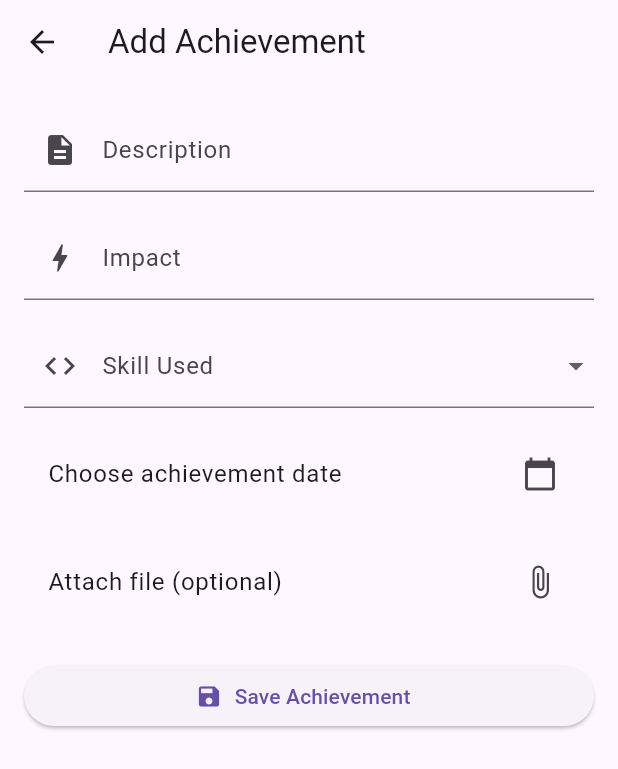
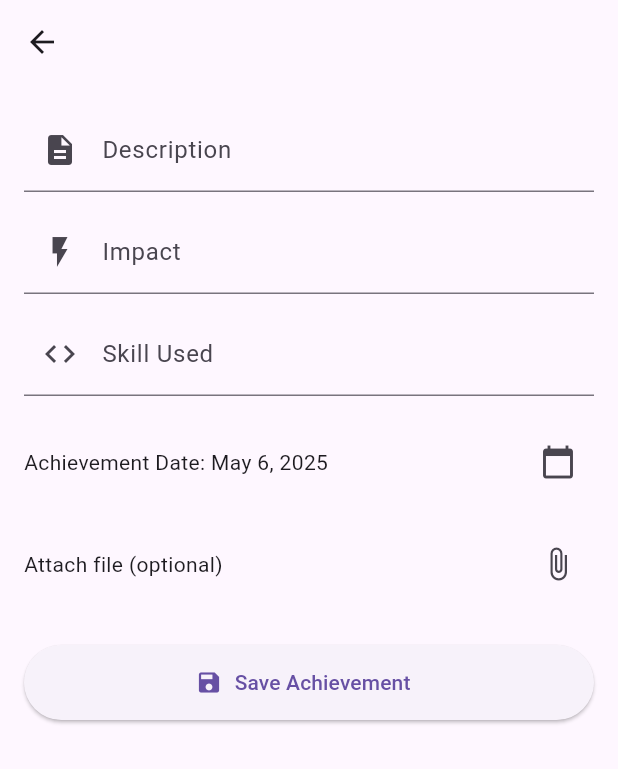
Before and after one commit to phn3191/pro-portfolio-tracker-frontend, a Flutter app: the screen it shows after launch, after a tap on "Add Achievement", on a phone screen of 412 x 824 dp. Shown: the top 769 px of the screen. Run offline on Flutter 3.47's test engine with Material 3 defaults, Android fonts, the light colour scheme and no system bars; our stand-ins replace file_picker; network calls fail.

Commit message:
Fix AddAchievementScreen and update Dashboard navigation

```diff
--- a/frontend/lib/screens/add_achievement_screen.dart
+++ b/frontend/lib/screens/add_achievement_screen.dart
@@ -1,38 +1,28 @@
 import 'package:flutter/material.dart';
+import 'package:intl/intl.dart';
 import 'package:file_picker/file_picker.dart';
-import '../models/achievement.dart';
-import '../services/achievement_service.dart';
-import 'dart:io';
 
 class AddAchievementScreen extends StatefulWidget {
-  const AddAchievementScreen({super.key});
-
   @override
-  State<AddAchievementScreen> createState() => _AddAchievementScreenState();
+  _AddAchievementScreenState createState() => _AddAchievementScreenState();
 }
 
 class _AddAchievementScreenState extends State<AddAchievementScreen> {
-  final _formKey = GlobalKey<FormState>();
   final _descriptionController = TextEditingController();
   final _impactController = TextEditingController();
-  String? _selectedSkill;
-  DateTime? _selectedDate;
-  File? _selectedFile;
+  final _skillController = TextEditingController();
+  final List<String> _skillTags = [];
 
-  final AchievementService _service = AchievementService();
-  bool _isSubmitting = false;
+  DateTime _selectedDate = DateTime.now();
+  String? _pickedFileName;
 
-  List<String> skillOptions = ['Go', 'Flutter', 'SQL', 'Python', 'JavaScript'];
-
-  Future<void> _pickDate() async {
-    final now = DateTime.now();
-    final picked = await showDatePicker(
+  void _pickDate() async {
+    final DateTime? picked = await showDatePicker(
       context: context,
-      initialDate: now,
-      firstDate: DateTime(now.year - 5),
-      lastDate: now,
+      initialDate: _selectedDate,
+      firstDate: DateTime(2000),
+      lastDate: DateTime.now(),
     );
-
     if (picked != null) {
       setState(() {
         _selectedDate = picked;
@@ -40,133 +30,144 @@ class _AddAchievementScreenState extends State<AddAchievementScreen> {
     }
   }
 
-  Future<void> _pickFile() async {
+  void _pickAttachment() async {
+    showModalBottomSheet(
+      context: context,
+      builder: (_) => Column(
+        mainAxisSize: MainAxisSize.min,
+        children: [
+          ListTile(
+            leading: Icon(Icons.image),
+            title: Text('Pick image'),
+            onTap: () async {
+              final result = await FilePicker.platform.pickFiles(type: FileType.image);
+              if (result != null) {
+                setState(() => _pickedFileName = result.files.single.name);
+              }
+              Navigator.pop(context);
+            },
+          ),
+          ListTile(
+            leading: Icon(Icons.insert_drive_file),
+            title: Text('Pick file'),
+            onTap: () async {
               final result = await FilePicker.platform.pickFiles();
-    if (result != null && result.files.single.path != null) {
-      setState(() {
-        _selectedFile = File(result.files.single.path!);
-      });
+              if (result != null) {
+                setState(() => _pickedFileName = result.files.single.name);
               }
-  }
-
-  void _submit() async {
-    if (!_formKey.currentState!.validate() || _selectedSkill == null || _selectedDate == null) {
-      ScaffoldMessenger.of(context).showSnackBar(
-        const SnackBar(content: Text('Vui lòng điền đầy đủ thông tin')),
+              Navigator.pop(context);
+            },
+          ),
+        ],
+      ),
     );
-      return;
-    }
-
-    setState(() => _isSubmitting = true);
-
-    final achievement = Achievement(
-      id: 0,
-      description: _descriptionController.text,
-      impact: _impactController.text,
-      skillUsed: _selectedSkill!,
-    );
-
-    try {
-      await _service.addAchievement(achievement);
-
-      // TODO: Upload file logic nếu backend hỗ trợ
-
-      if (context.mounted) {
-        Navigator.pop(context, true);
-      }
-    } catch (e) {
-      ScaffoldMessenger.of(context).showSnackBar(
-        SnackBar(content: Text('Lỗi khi lưu: $e')),
-      );
-    } finally {
-      setState(() => _isSubmitting = false);
-    }
-  }
-
-  @override
-  void dispose() {
-    _descriptionController.dispose();
-    _impactController.dispose();
-    super.dispose();
   }
 
   @override
   Widget build(BuildContext context) {
     return Scaffold(
-      appBar: AppBar(title: const Text('Add Achievement')),
-      body: Form(
-        key: _formKey,
+      appBar: AppBar(
+        title: null, // Không có tiêu đề
+        automaticallyImplyLeading: true,
+        elevation: 0,
+      ),
+      body: Padding(
+        padding: const EdgeInsets.all(16.0),
         child: ListView(
-          padding: const EdgeInsets.all(16),
           children: [
-            TextFormField(
+            // Description
+            TextField(
               controller: _descriptionController,
-              decoration: const InputDecoration(
+              decoration: InputDecoration(
                 labelText: 'Description',
                 prefixIcon: Icon(Icons.description),
               ),
-              validator: (value) =>
-                  value == null || value.isEmpty ? 'Please enter description' : null,
             ),
-            const SizedBox(height: 16),
-            TextFormField(
+
+            // Impact
+            SizedBox(height: 12),
+            TextField(
               controller: _impactController,
-              decoration: const InputDecoration(
+              decoration: InputDecoration(
                 labelText: 'Impact',
-                prefixIcon: Icon(Icons.bolt),
+                prefixIcon: Icon(Icons.flash_on),
               ),
-              validator: (value) =>
-                  value == null || value.isEmpty ? 'Please enter impact' : null,
             ),
-            const SizedBox(height: 16),
-            DropdownButtonFormField<String>(
-              decoration: const InputDecoration(
+
+            // Skill Tags
+            SizedBox(height: 12),
+            TextField(
+              controller: _skillController,
+              decoration: InputDecoration(
                 labelText: 'Skill Used',
                 prefixIcon: Icon(Icons.code),
               ),
-              value: _selectedSkill,
-              items: skillOptions.map((skill) {
-                return DropdownMenuItem<String>(
-                  value: skill,
-                  child: Text(skill),
-                );
-              }).toList(),
               onChanged: (value) {
+                if (value.endsWith(',')) {
+                  final tag = value.replaceAll(',', '').trim();
+                  if (tag.isNotEmpty && !_skillTags.contains(tag)) {
                     setState(() {
-                  _selectedSkill = value;
+                      _skillTags.add(tag);
+                      _skillController.clear();
                     });
+                  }
+                }
               },
-              validator: (value) =>
-                  value == null ? 'Please select a skill' : null,
             ),
-            const SizedBox(height: 16),
-            ListTile(
-              title: Text(
-                _selectedDate != null
-                    ? 'Date: ${_selectedDate!.toLocal().toString().split(' ')[0]}'
-                    : 'Choose achievement date',
+            Wrap(
+              spacing: 8,
+              children: _skillTags
+                  .map((tag) => Chip(
+                        label: Text(tag),
+                        onDeleted: () => setState(() => _skillTags.remove(tag)),
+                      ))
+                  .toList(),
             ),
-              trailing: const Icon(Icons.calendar_today),
-              onTap: _pickDate,
+
+            // Date Picker
+            SizedBox(height: 20),
+            Row(
+              children: [
+                Expanded(
+                  child: Text(
+                    'Achievement Date: ${DateFormat.yMMMd().format(_selectedDate)}',
                   ),
-            const SizedBox(height: 16),
-            ListTile(
-              title: Text(
-                _selectedFile != null
-                    ? 'Attached: ${_selectedFile!.path.split('/').last}'
-                    : 'Attach file (optional)',
                 ),
-              trailing: const Icon(Icons.attach_file),
-              onTap: _pickFile,
+                IconButton(
+                  icon: Icon(Icons.calendar_today),
+                  onPressed: _pickDate,
                 ),
-            const SizedBox(height: 24),
+              ],
+            ),
+
+            // File Attachment
+            SizedBox(height: 20),
+            Row(
+              children: [
+                Expanded(
+                  child: Text(
+                    _pickedFileName != null ? 'File: $_pickedFileName' : 'Attach file (optional)',
+                  ),
+                ),
+                IconButton(
+                  icon: Icon(Icons.attach_file),
+                  onPressed: _pickAttachment,
+                ),
+              ],
+            ),
+
+            // Save Button
+            SizedBox(height: 30),
             ElevatedButton.icon(
-              icon: _isSubmitting
-                  ? const CircularProgressIndicator()
-                  : const Icon(Icons.save),
-              label: const Text('Save Achievement'),
-              onPressed: _isSubmitting ? null : _submit,
+              onPressed: () {
+                // Save logic
+              },
+              icon: Icon(Icons.save),
+              label: Text('Save Achievement'),
+              style: ElevatedButton.styleFrom(
+                minimumSize: Size(double.infinity, 50),
               ),
+            )
           ],
         ),
       ),
--- a/frontend/lib/screens/dashboard_screen.dart
+++ b/frontend/lib/screens/dashboard_screen.dart
@@ -71,7 +71,7 @@ class _DashboardScreenState extends State<DashboardScreen> {
         onPressed: () async {
           final added = await Navigator.push(
             context,
-            MaterialPageRoute(builder: (_) => const AddAchievementScreen()),
+            MaterialPageRoute(builder: (_) => AddAchievementScreen()),
           );
           if (added == true) {
             setState(() {
```
Lines whose indentation alone changed are shown as unchanged.
